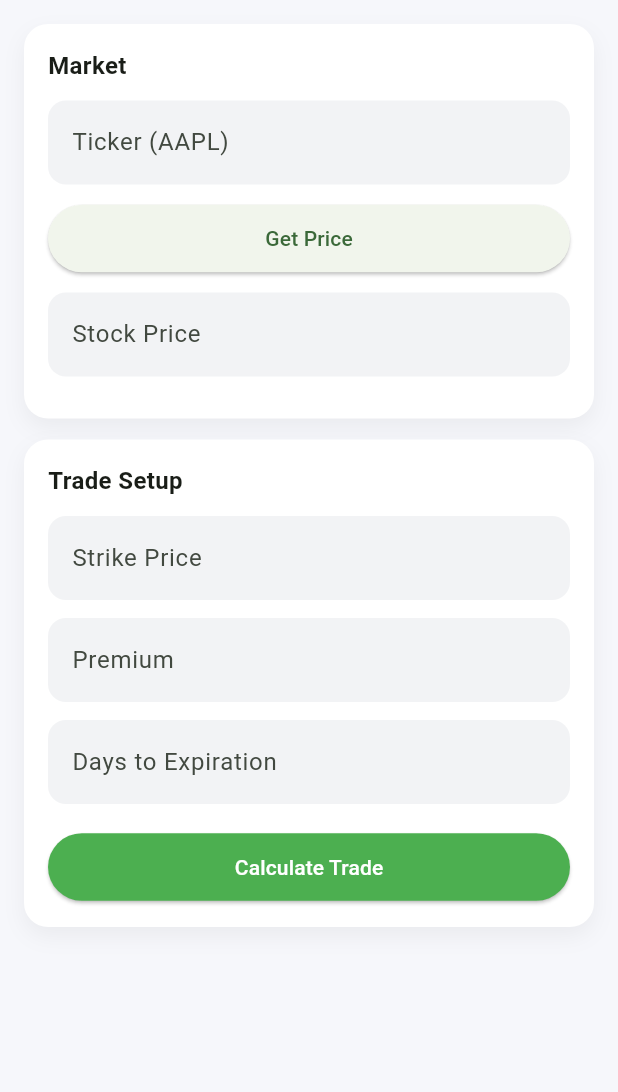
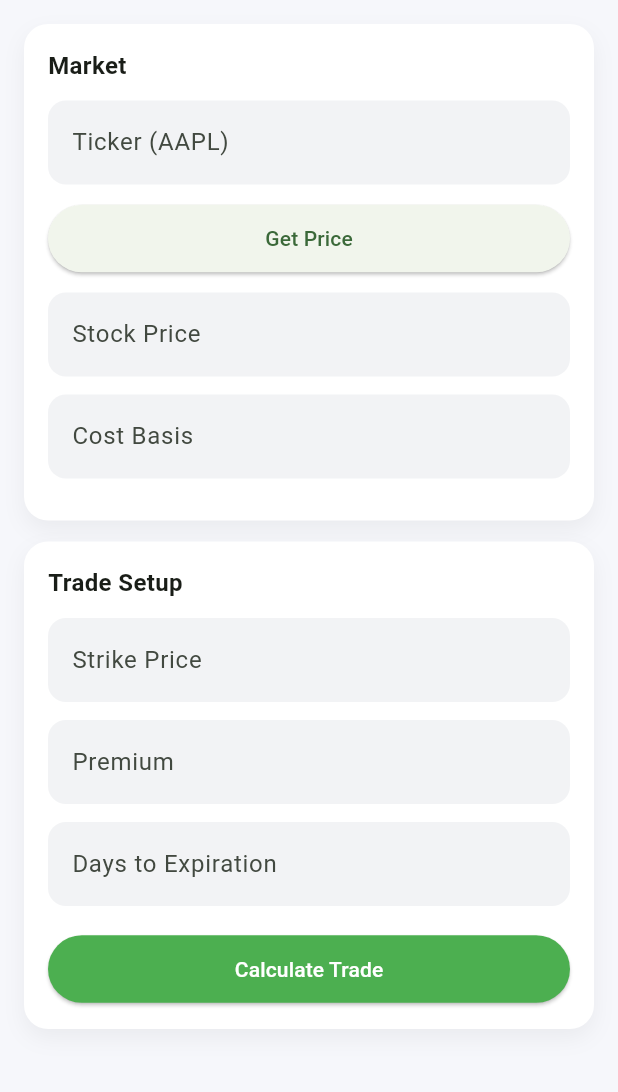
Before and after one commit to msmith752752/covered-call-flutter, a Flutter app: the screen it shows after launch, on a phone screen of 412 x 824 dp, the part 84-1176 px from its top. Run offline on Flutter 3.47's test engine with Material 3 defaults, Android fonts, the phone set to English and light mode, and no system bars; our stand-ins replace fl_chart.

Commit message:
Add cost basis and position-level P&L tracking

```diff
--- a/lib/main.dart
+++ b/lib/main.dart
@@ -39,6 +39,9 @@ class _CoveredCallScreenState extends State<CoveredCallScreen> {
   final strikeController = TextEditingController();
   final premiumController = TextEditingController();
   final daysController = TextEditingController();
+
+  // NEW: Cost basis
+  final costBasisController = TextEditingController();
 
   CoveredCallResult? result;
   bool isLoadingPrice = false;
@@ -124,6 +127,15 @@ class _CoveredCallScreenState extends State<CoveredCallScreen> {
   Widget buildResult() {
     if (result == null) return const SizedBox();
 
+    // NEW CALCULATIONS
+    final stockPrice = double.tryParse(stockController.text) ?? 0;
+    final costBasis = double.tryParse(costBasisController.text) ?? 0;
+    final premium = double.tryParse(premiumController.text) ?? 0;
+
+    final stockPnL = stockPrice - costBasis;
+    final totalPnL = stockPnL + premium;
+    final roi = costBasis > 0 ? (totalPnL / costBasis) : 0;
+
     return card(
       child: Column(
         crossAxisAlignment: CrossAxisAlignment.start,
@@ -135,13 +147,21 @@ class _CoveredCallScreenState extends State<CoveredCallScreen> {
               fontWeight: FontWeight.bold,
             ),
           ),
+
           const SizedBox(height: 12),
+
+          // Existing option metrics
           Text("Max Profit: \$${result!.maxProfit.toStringAsFixed(2)}"),
-          Text("Total Profit: \$${result!.totalProfit.toStringAsFixed(2)}"),
+          Text("Total Profit (Option): \$${result!.totalProfit.toStringAsFixed(2)}"),
           Text("Breakeven: \$${result!.breakeven.toStringAsFixed(2)}"),
-          Text("Return: ${(result!.returnPercent * 100).toStringAsFixed(2)}%"),
-          Text(
-              "Annualized: ${(result!.annualizedReturn * 100).toStringAsFixed(2)}%"),
+
+          const Divider(height: 20),
+
+          // NEW: Position-level metrics
+          Text("Stock P&L: \$${stockPnL.toStringAsFixed(2)}"),
+          Text("Premium Income: \$${premium.toStringAsFixed(2)}"),
+          Text("Total Position P&L: \$${totalPnL.toStringAsFixed(2)}"),
+          Text("ROI: ${(roi * 100).toStringAsFixed(2)}%"),
         ],
       ),
     );
@@ -221,6 +241,10 @@ class _CoveredCallScreenState extends State<CoveredCallScreen> {
                 const SizedBox(height: 12),
                 input(stockController, "Stock Price",
                     type: TextInputType.number),
+
+                // NEW: Cost Basis
+                input(costBasisController, "Cost Basis",
+                    type: TextInputType.number),
               ],
             ),
           ),
@@ -256,7 +280,6 @@ class _CoveredCallScreenState extends State<CoveredCallScreen> {
 
           const SizedBox(height: 6),
 
-          // RESULTS + CHART
           buildResult(),
           const SizedBox(height: 12),
           profitChart(),
```
